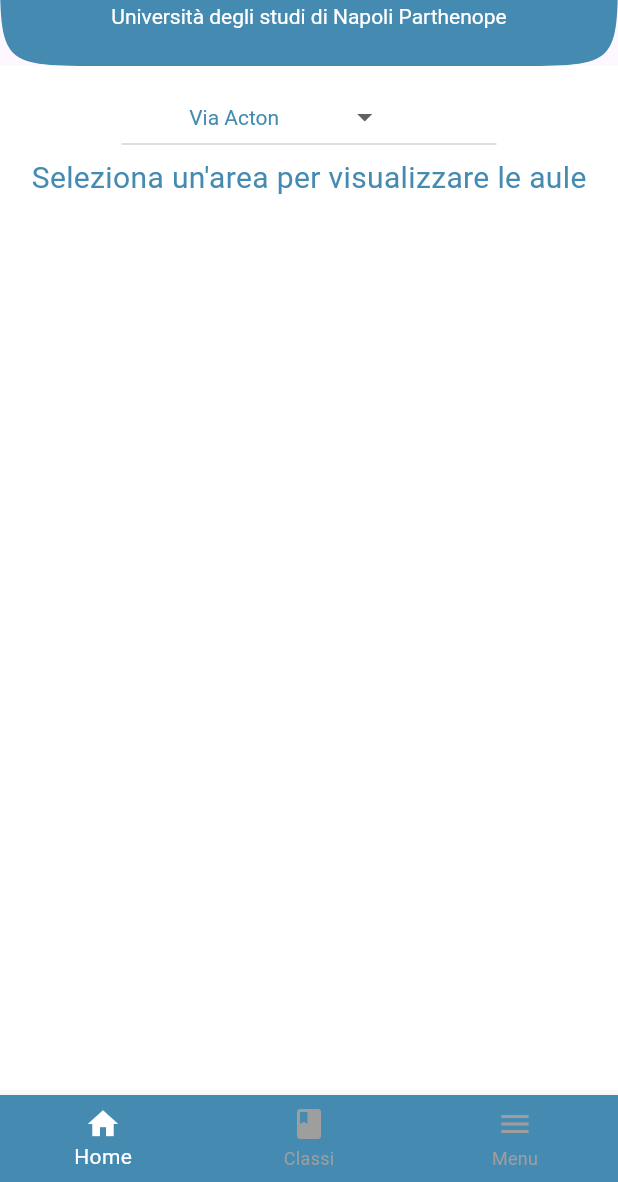
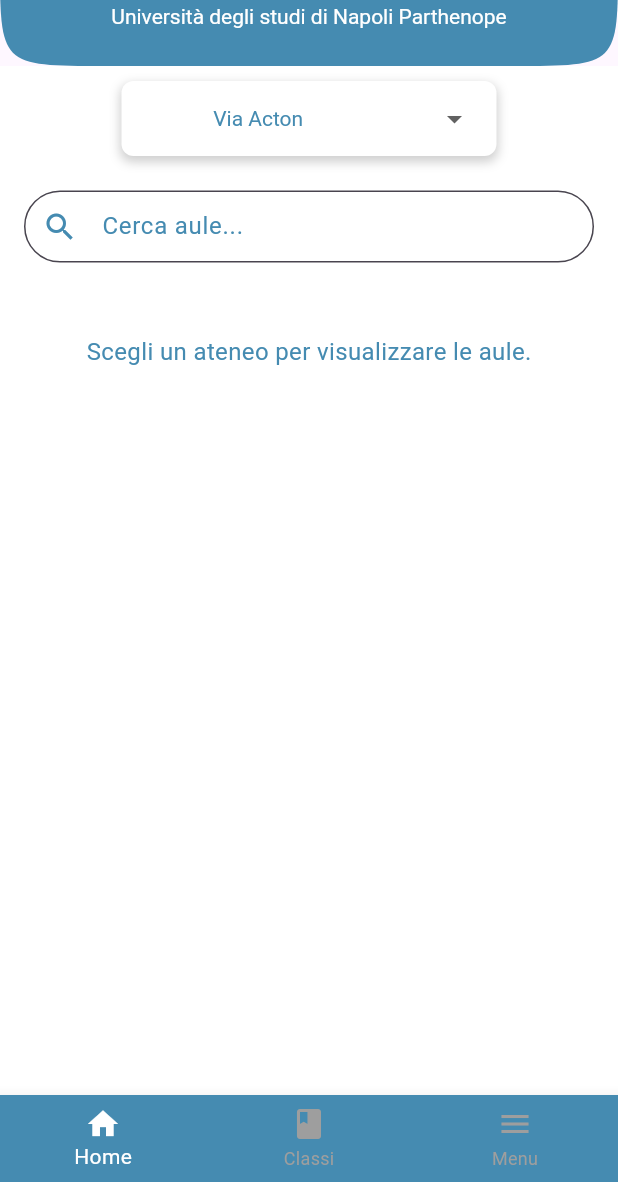
Before and after one commit to carminecoppola/app_uniparthenope, a Flutter app: the ClassroomTeacherPage screen opened by its route, on a phone screen of 412 x 824 dp, the part 54-1236 px from its top. Run offline on Flutter 3.47's test engine with Material 3 defaults, Android fonts, the phone set to English and light mode, and no system bars; our stand-ins replace flutter_svg, font_awesome_flutter, table_calendar; accounts and stored records are empty; project files that could hold a hidden picture were left out.

Commit message:
Rooms fix: - Prima implementazione barra di ricerca per le aule e fix frontend

```diff
--- a/appuniparthenope/lib/model/studentService/calendar_data.dart
+++ b/appuniparthenope/lib/model/studentService/calendar_data.dart
@@ -1,4 +1,3 @@
-import 'dart:convert';
 
 class LecturesInfo {
   final String nomeLezione;
--- a/appuniparthenope/lib/screens/teacher/services/ClassroomTeachers.dart
+++ b/appuniparthenope/lib/screens/teacher/services/ClassroomTeachers.dart
@@ -4,7 +4,8 @@ import '../../../main.dart';
 import '../../../utilityFunctions/studentUtilsFunction.dart';
 import '../../../widget/CustomLoadingIndicator.dart';
 import '../../../widget/ServicesWidget/RoomWidget/areaDropdown.dart';
-import '../../../widget/ServicesWidget/RoomWidget/roomList.dart';
+import '../../../widget/ServicesWidget/RoomWidget/roomList.dart'; // Importa la barra di ricerca
+import '../../../widget/ServicesWidget/RoomWidget/search_bar.dart';
 import '../../../widget/bottomNavBarProf.dart';
 import '../../../widget/navbar.dart';
 
@@ -18,8 +19,10 @@ class ClassroomTeacherPage extends StatefulWidget {
 class _ClassroomTeacherPageState extends State<ClassroomTeacherPage> {
   String _selectedArea = 'Via Acton'; // Imposta un'area predefinita
   List<AllTodayRooms>? _allRooms;
+  List<AllTodayRooms>? _filteredRooms;
   bool _isLoading = true;
   bool _isFilterSelected = false;
+  String _searchQuery = '';
 
   @override
   void initState() {
@@ -32,6 +35,7 @@ class _ClassroomTeacherPageState extends State<ClassroomTeacherPage> {
       final rooms = await StudentUtils.allRooms(context);
       setState(() {
         _allRooms = rooms;
+        _filteredRooms = rooms;
         _isLoading = false;
       });
     } catch (error) {
@@ -46,6 +50,41 @@ class _ClassroomTeacherPageState extends State<ClassroomTeacherPage> {
     setState(() {
       _selectedArea = newValue!;
       _isFilterSelected = true;
+      _filterRooms();
+    });
+  }
+
+  void _onSearchChanged(String query) {
+    setState(() {
+      _searchQuery = query;
+      _filterRooms();
+    });
+  }
+
+  void _filterRooms() {
+    if (_allRooms == null) return;
+
+    setState(() {
+      _filteredRooms = _allRooms!.where((room) {
+        final areaMatch = room.area == _selectedArea ||
+            _selectedArea == '...seleziona Ateneo...';
+        final searchMatch = room.services!.any((service) {
+          final fields = [
+            service.idCorso,
+            service.start,
+            service.end,
+            service.courseName,
+            service.prof
+          ];
+          return fields.any((field) =>
+              field != null &&
+              field
+                  .toString()
+                  .toLowerCase()
+                  .contains(_searchQuery.toLowerCase()));
+        });
+        return areaMatch && searchMatch;
+      }).toList();
     });
   }
 
@@ -68,6 +107,9 @@ class _ClassroomTeacherPageState extends State<ClassroomTeacherPage> {
                   onChanged: _onAreaChanged,
                 ),
               ),
+              const SizedBox(height: 15),
+              SearchBarCustom(onChanged: _onSearchChanged),
+              const SizedBox(height: 15),
               Expanded(
                 child: _isLoading
                     ? const CustomLoadingIndicator(
@@ -76,13 +118,18 @@ class _ClassroomTeacherPageState extends State<ClassroomTeacherPage> {
                       )
                     : _isFilterSelected
                         ? RoomsList(
-                            rooms: _allRooms!,
+                            rooms: _filteredRooms!,
                             selectedArea: _selectedArea,
                           )
-                        : const Text(
-                            'Seleziona un\'area per visualizzare le aule',
-                            style: TextStyle(
-                                color: AppColors.primaryColor, fontSize: 20),
+                        : const Padding(
+                            padding: EdgeInsets.all(25.0),
+                            child: Text(
+                              'Scegli un ateneo per visualizzare le aule.',
+                              style: TextStyle(
+                                color: AppColors.primaryColor,
+                                fontSize: 16,
+                              ),
+                            ),
                           ),
               ),
             ],
--- a/appuniparthenope/lib/service/api_student_service.dart
+++ b/appuniparthenope/lib/service/api_student_service.dart
@@ -8,7 +8,6 @@ import 'package:http/http.dart' as http;
 import 'package:appuniparthenope/model/user_data_login.dart';
 import 'package:provider/provider.dart';
 
-import '../model/studentService/events_data.dart';
 
 class ApiStudentService {
   final String baseUrl = "https://api.uniparthenope.it";
--- a/appuniparthenope/lib/widget/ServicesWidget/RoomWidget/areaDropdown.dart
+++ b/appuniparthenope/lib/widget/ServicesWidget/RoomWidget/areaDropdown.dart
@@ -1,5 +1,5 @@
+import 'package:flutter/material.dart';
 import 'package:appuniparthenope/main.dart';
-import 'package:flutter/material.dart';
 
 class AreaDropdown extends StatelessWidget {
   final String selectedArea;
@@ -13,12 +13,32 @@ class AreaDropdown extends StatelessWidget {
 
   @override
   Widget build(BuildContext context) {
-    return DropdownButton<String>(
-      value: selectedArea,
+    return Container(
+      padding: const EdgeInsets.symmetric(horizontal: 16.0, vertical: 4.0),
+      decoration: BoxDecoration(
+        color: Colors.white,
+        borderRadius: BorderRadius.circular(8.0),
+        boxShadow: [
+          BoxShadow(
+            color: Colors.grey.withOpacity(0.5),
+            spreadRadius: 1,
+            blurRadius: 5,
+            offset: const Offset(0, 3),
+          ),
+        ],
+      ),
+      child: DropdownButtonHideUnderline(
+        child: DropdownButton<String>(
+          value: selectedArea.isNotEmpty &&
+                  selectedArea != '...seleziona Ateneo...'
+              ? selectedArea
+              : null,
+          hint: const Text('...seleziona Ateneo...'),
           onChanged: onChanged,
           alignment: AlignmentDirectional.center,
           style: const TextStyle(color: AppColors.primaryColor),
           items: [
+            '...seleziona Ateneo...',
             'Via Acton',
             'Pacanowsky (Via Parisi)',
             'Centro Direzionale',
@@ -32,6 +52,10 @@ class AreaDropdown extends StatelessWidget {
               child: Text(value),
             );
           }).toList(),
+          dropdownColor: Colors.white,
+          borderRadius: BorderRadius.circular(8.0),
+        ),
+      ),
     );
   }
 }
--- a/appuniparthenope/lib/widget/ServicesWidget/RoomWidget/roomList.dart
+++ b/appuniparthenope/lib/widget/ServicesWidget/RoomWidget/roomList.dart
@@ -1,7 +1,9 @@
+import 'package:appuniparthenope/main.dart';
 import 'package:flutter/material.dart';
 import 'package:intl/intl.dart';
 import 'package:appuniparthenope/model/teacherService/room_data.dart';
 import '../../../widget/ServicesWidget/RoomWidget/roomsCard.dart';
+import 'messageCard.dart';
 
 class RoomsList extends StatelessWidget {
   final List<AllTodayRooms> rooms;
@@ -50,7 +52,17 @@ class RoomsList extends StatelessWidget {
         rooms.where((room) => room.area == selectedArea).toList();
 
     if (filteredRooms.isEmpty) {
-      return const Text('Nessuna aula occupata oggi');
+      return const CustomMessageCard(
+        icon: Icons.event_busy,
+        text: 'Nessuna aula è stata prenotata per questo ateneo oggi',
+        color: AppColors.errorColor,
+      );
+    } else if (filteredRooms == '...seleziona Ateneo...') {
+      return const CustomMessageCard(
+        icon: Icons.arrow_upward,
+        text: 'Non hai selezionato nessun Ateneo...',
+        color: AppColors.detailsColor,
+      );
     }
 
     return ListView.builder(
--- /dev/null
+++ b/appuniparthenope/lib/widget/ServicesWidget/RoomWidget/search_bar.dart
@@ -0,0 +1,33 @@
+import 'package:flutter/material.dart';
+import 'package:appuniparthenope/main.dart';
+
+class SearchBarCustom extends StatelessWidget {
+  final ValueChanged<String> onChanged;
+
+  const SearchBarCustom({
+    super.key,
+    required this.onChanged,
+  });
+
+  @override
+  Widget build(BuildContext context) {
+    return Padding(
+      padding: const EdgeInsets.symmetric(horizontal: 16.0, vertical: 8.0),
+      child: TextField(
+        decoration: InputDecoration(
+          prefixIcon: const Icon(Icons.search, color: AppColors.primaryColor),
+          hintText: 'Cerca aule...',
+          hintStyle: const TextStyle(color: AppColors.primaryColor),
+          contentPadding: const EdgeInsets.symmetric(horizontal: 20.0),
+          border: OutlineInputBorder(
+            borderRadius: BorderRadius.circular(30.0),
+            borderSide: const BorderSide(color: AppColors.primaryColor),
+          ),
+          filled: true,
+          fillColor: AppColors.backgroundColor,
+        ),
+        onChanged: onChanged,
+      ),
+    );
+  }
+}
--- a/appuniparthenope/lib/widget/ServicesWidget/serviceUserGroup.dart
+++ b/appuniparthenope/lib/widget/ServicesWidget/serviceUserGroup.dart
@@ -1,5 +1,4 @@
 import 'package:appuniparthenope/utilityFunctions/studentUtilsFunction.dart';
-import 'package:appuniparthenope/utilityFunctions/utilsFunction.dart';
 import 'package:appuniparthenope/model/user_data_login.dart';
 import 'package:appuniparthenope/utilityFunctions/weatherFunction.dart';
 import 'package:flutter/material.dart';
```
Also changed, not shown: appuniparthenope/lib/widget/ServicesWidget/RoomWidget/messageCard.dart (added, +57 -0 lines). Lines whose indentation alone changed are shown as unchanged.
